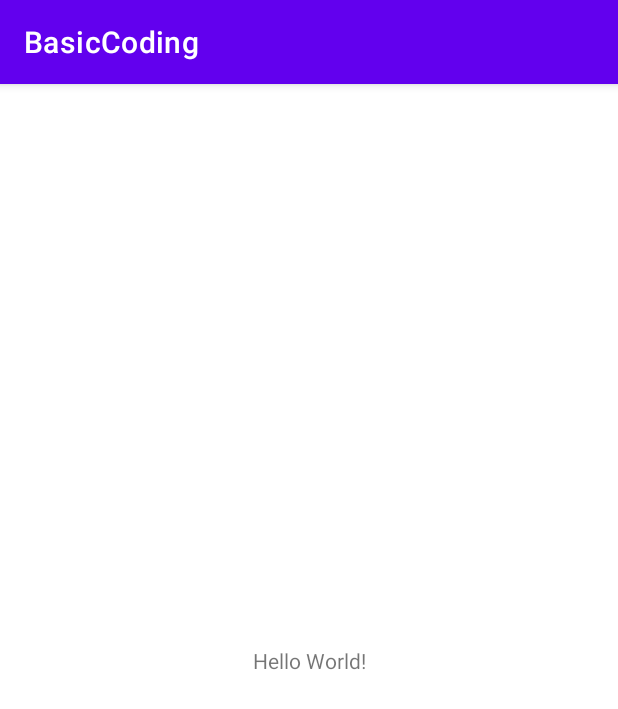
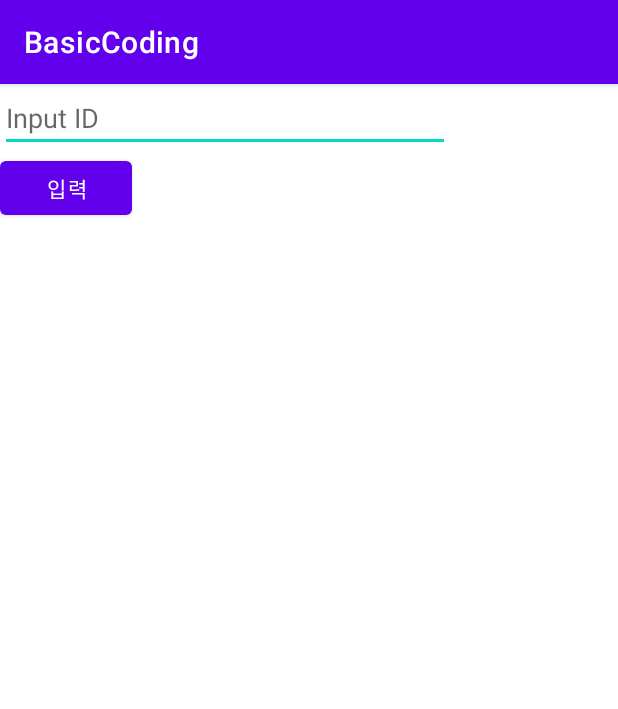
Before and after one commit to cozy-ant/Mo_Basic_Android, an Android app: the screen it shows after launch (MainActivity), on a phone screen of 412 x 824 dp. Shown: the top 709 px of the screen. Run offline under Robolectric (Android 15) with nearby library versions, the phone set to English and light mode, and no system bars.

Commit message:
Input event 처리 연습

```diff
--- a/app/src/main/java/com/example/basiccoding/MainActivity.java
+++ b/app/src/main/java/com/example/basiccoding/MainActivity.java
@@ -3,12 +3,28 @@ package com.example.basiccoding;
 import androidx.appcompat.app.AppCompatActivity;
 
 import android.os.Bundle;
+import android.view.View;
+import android.widget.Button;
+import android.widget.EditText;
 
 public class MainActivity extends AppCompatActivity {
+
+    EditText et_id;
+    Button btn_input;
 
     @Override
     protected void onCreate(Bundle savedInstanceState) {
         super.onCreate(savedInstanceState);
         setContentView(R.layout.activity_main);
+
+        et_id = findViewById(R.id.et_id);
+        btn_input = findViewById(R.id.btn_input);
+
+        btn_input.setOnClickListener(new View.OnClickListener() {
+            @Override
+            public void onClick(View view) {
+                et_id.setText("Hello World");
+            }
+        });
     }
 }
--- a/app/src/main/res/layout/activity_main.xml
+++ b/app/src/main/res/layout/activity_main.xml
@@ -1,18 +1,21 @@
 <?xml version="1.0" encoding="utf-8"?>
-<androidx.constraintlayout.widget.ConstraintLayout xmlns:android="http://schemas.android.com/apk/res/android"
+<LinearLayout xmlns:android="http://schemas.android.com/apk/res/android"
     xmlns:app="http://schemas.android.com/apk/res-auto"
     xmlns:tools="http://schemas.android.com/tools"
     android:layout_width="match_parent"
     android:layout_height="match_parent"
+    android:orientation="vertical"
     tools:context=".MainActivity">
 
-    <TextView
+    <EditText
+        android:id="@+id/et_id"
+        android:layout_width="300dp"
+        android:layout_height="wrap_content"
+        android:hint="Input ID"
+        />
+    <Button
+        android:id="@+id/btn_input"
         android:layout_width="wrap_content"
         android:layout_height="wrap_content"
-        android:text="Hello World!"
-        app:layout_constraintBottom_toBottomOf="parent"
-        app:layout_constraintEnd_toEndOf="parent"
-        app:layout_constraintStart_toStartOf="parent"
-        app:layout_constraintTop_toTopOf="parent" />
-
-</androidx.constraintlayout.widget.ConstraintLayout>
+        android:text="입력"/>
+</LinearLayout>
```
